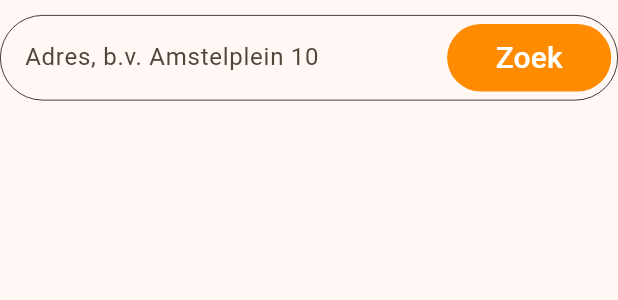
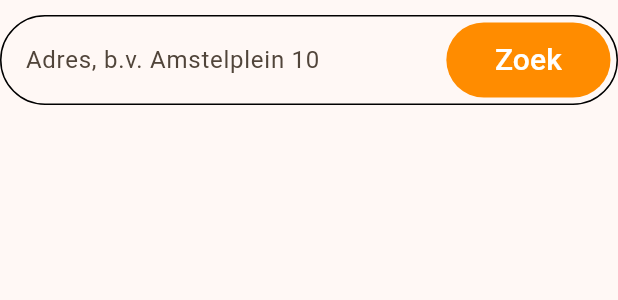
Before and after one commit to Derk-B/MobileApp, a Flutter app: the LandingPageMainSearch widget shown alone on an empty page, opened directly, on a phone screen of 412 x 824 dp. Shown: the top 300 px of the screen. Run offline on Flutter 3.47's test engine with Material 3 defaults, Android fonts, the phone set to English and light mode, and no system bars; our stand-ins replace carousel_slider; network calls fail.

Commit message:
Fixed sizing problem in searchbar

```diff
--- a/app/lib/features/landingpage/presentation/widgets/landingpage_main/landingpage_main_search.dart
+++ b/app/lib/features/landingpage/presentation/widgets/landingpage_main/landingpage_main_search.dart
@@ -19,27 +19,33 @@ class _LandingPageMainSearchState extends State<LandingPageMainSearch> {
         padding: const EdgeInsets.all(4.0),
         decoration: BoxDecoration(
           borderRadius: BorderRadius.circular(50.0),
-          border: Border.all(color: Colors.black, width: 0.5),
+          border: Border.all(color: Colors.black, width: 1),
         ),
         child: Form(
-          child: Stack(
+          child: SizedBox(
+            height: 50,
+            child: Row(
+              crossAxisAlignment: CrossAxisAlignment.stretch,
               children: [
-              TextField(
+                Expanded(
+                  child: Align(
+                    alignment: Alignment.center,
+                    child: TextField(
                       controller: _controller,
                       onChanged: (value) =>
                           setState(() => _showClearIcon = value.isNotEmpty),
                       decoration: const InputDecoration(
-                  contentPadding:
-                      EdgeInsets.symmetric(vertical: 12.0, horizontal: 8.0),
+                        contentPadding: EdgeInsets.symmetric(
+                            vertical: 12.0, horizontal: 8.0),
                         hintText: "Adres, b.v. Amstelplein 10",
                         border: OutlineInputBorder(borderSide: BorderSide.none),
                       ),
                     ),
-              Row(
-                mainAxisAlignment: MainAxisAlignment.end,
-                children: [
-                  _showClearIcon
-                      ? IconButton(
+                  ),
+                ),
+                Opacity(
+                    opacity: _showClearIcon ? 1 : 0,
+                    child: IconButton(
                       onPressed: () {
                         _controller.clear();
                         setState(() {
@@ -47,8 +53,7 @@ class _LandingPageMainSearchState extends State<LandingPageMainSearch> {
                         });
                       },
                       icon: const Icon(Icons.clear),
-                        )
-                      : Container(),
+                    )),
                 TextButton(
                   child: Text(
                     "    Zoek    ",
@@ -61,7 +66,6 @@ class _LandingPageMainSearchState extends State<LandingPageMainSearch> {
                 ),
               ],
             ),
-            ],
           ),
         ),
       ),
```
Lines whose indentation alone changed are shown as unchanged.
